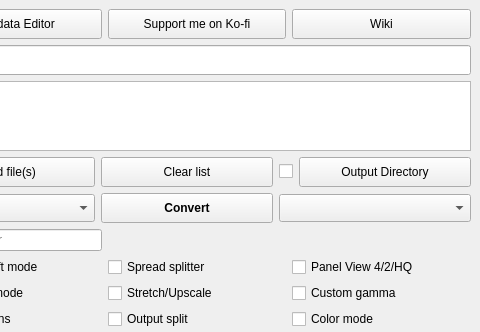
The window that gui/KCC.ui (ciromattia/kcc) describes before a commit, drawn with Qt 5; both pictures show x 86 to 566 and y 0 to 332 of the 566 by 586 pixel window.
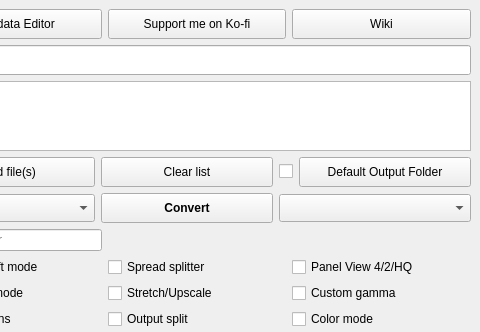
The same window after the commit. Icons and pictures are not drawn.

Diff of the .ui file:
```diff
--- a/gui/KCC.ui
+++ b/gui/KCC.ui
@@ -224,7 +224,7 @@
           <string>&lt;html&gt;&lt;head/&gt;&lt;body&gt;&lt;p&gt;Use this to select an output directory that will be used during this session.&lt;/p&gt;&lt;/body&gt;&lt;/html&gt;</string>
          </property>
          <property name="text">
-          <string>Output Directory</string>
+          <string>Default Output Folder</string>
          </property>
          <property name="icon">
           <iconset resource="KCC.qrc">
```
